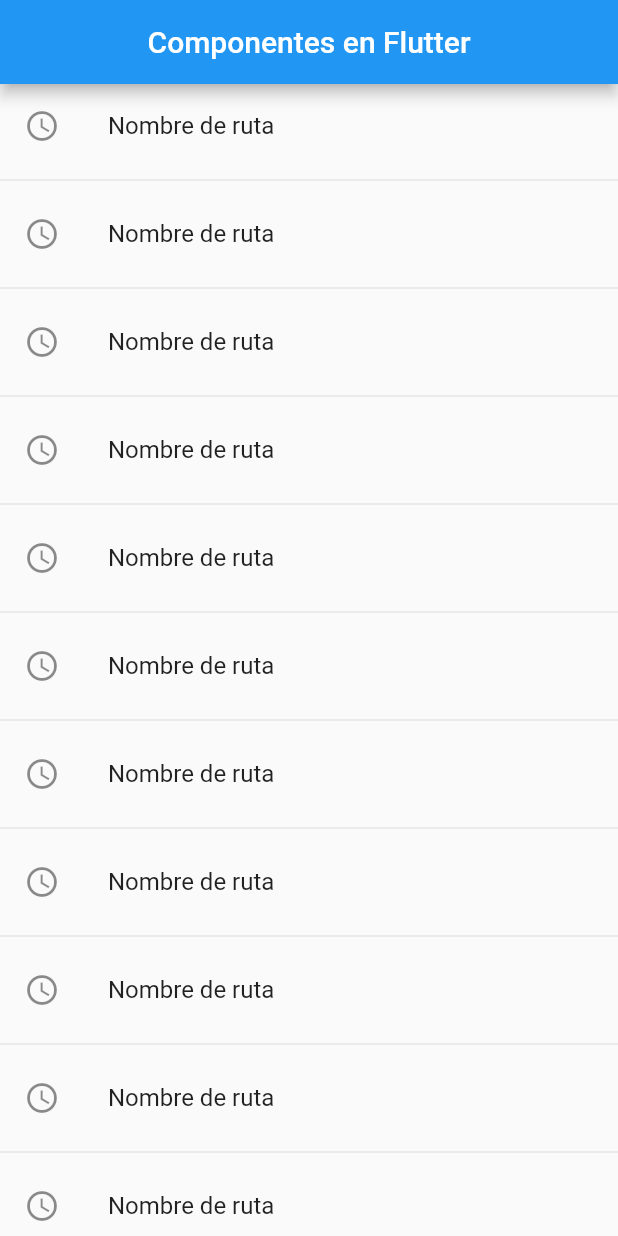
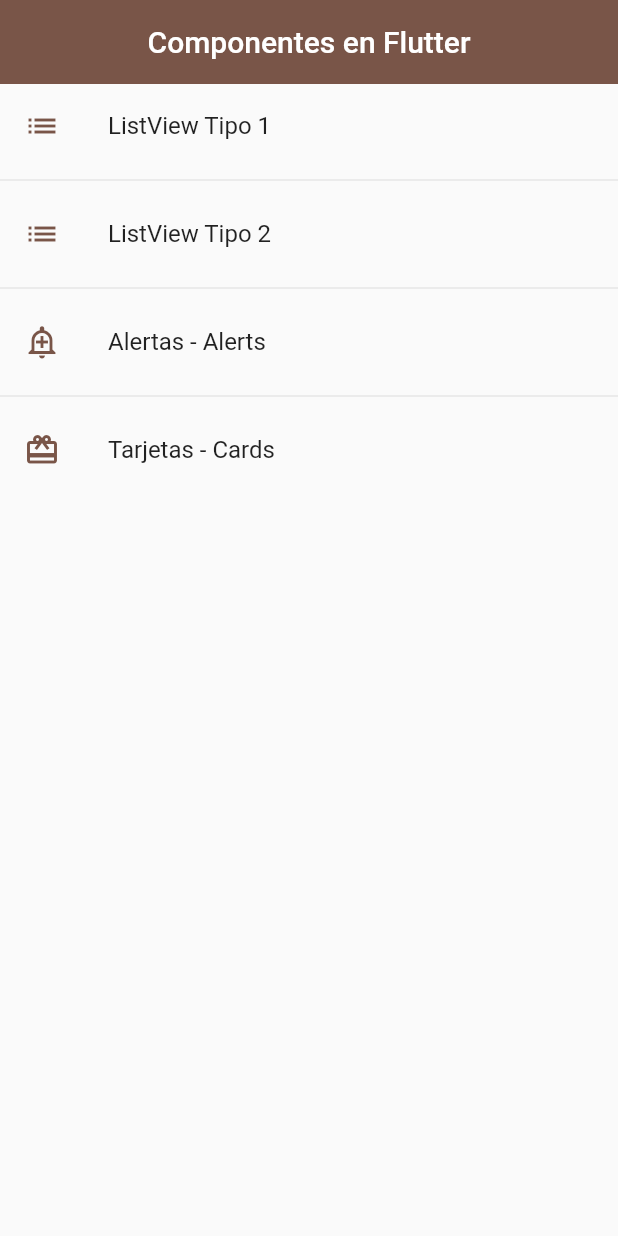
Before and after one commit to vcv8/flutter_wdg_test, a Flutter app: the screen it shows after launch, on a phone screen of 412 x 824 dp. Run offline on Flutter 3.47's test engine with Material 2 defaults, Android fonts, the light colour scheme and no system bars.

Commit message:
homescreen with dynamic menu and dynamic routing to each screen

```diff
--- a/lib/main.dart
+++ b/lib/main.dart
@@ -1,5 +1,6 @@
 import 'package:flutter/material.dart';
-import 'package:flutter_wdg_test/screens/screens.dart';
+import 'package:flutter_wdg_test/router/app_routes.dart';
+import 'package:flutter_wdg_test/themes/app_theme.dart';
 
 void main() => runApp(const MyApp());
 
@@ -11,20 +12,10 @@
     return MaterialApp(
       debugShowCheckedModeBanner: false,
       title: 'Material App',
-      // home: Page1(),
-      initialRoute: 'home',
-      routes: {
-        'home': (BuildContext context) => const HomeScreen(),
-        'listview1': (BuildContext context) => const Listview1Screen(),
-        'listview2': (BuildContext context) => const Listview2Screen(),
-        'alert': (BuildContext context) => const AlertScreen(),
-        'card': (BuildContext context) => const CardScreen(),
-      },
-      onGenerateRoute: (settings) {
-        return MaterialPageRoute(
-          builder: (context) => const AlertScreen(),
-        );
-      },
+      initialRoute: AppRoutes.initialRoute,
+      routes: AppRoutes.getAppRoutes(),
+      onGenerateRoute: AppRoutes.onGenerateRoute,
+      theme: AppTheme.lightTheme,
     );
   }
 }
--- /dev/null
+++ b/lib/models/menu_option.dart
@@ -0,0 +1,15 @@
+import 'package:flutter/material.dart' show IconData, Widget;
+
+class MenuOption {
+  final String route;
+  final IconData icon;
+  final String name;
+  final Widget screen;
+
+  MenuOption({
+    required this.route,
+    required this.icon,
+    required this.name,
+    required this.screen,
+  });
+}
--- /dev/null
+++ b/lib/router/app_routes.dart
@@ -0,0 +1,52 @@
+import 'package:flutter/material.dart';
+import 'package:flutter_wdg_test/models/menu_option.dart';
+import 'package:flutter_wdg_test/screens/screens.dart';
+
+class AppRoutes {
+  static const initialRoute = 'home';
+  static const initialScreen = HomeScreen();
+  static final menuOptions = <MenuOption>[
+    MenuOption(
+      route: 'listview1',
+      icon: Icons.list,
+      name: 'ListView Tipo 1',
+      screen: const Listview1Screen(),
+    ),
+    MenuOption(
+      route: 'listview2',
+      icon: Icons.list,
+      name: 'ListView Tipo 2',
+      screen: const Listview2Screen(),
+    ),
+    MenuOption(
+      route: 'alert',
+      icon: Icons.add_alert_outlined,
+      name: 'Alertas - Alerts',
+      screen: const AlertScreen(),
+    ),
+    MenuOption(
+      route: 'card',
+      icon: Icons.card_giftcard,
+      name: 'Tarjetas - Cards',
+      screen: const CardScreen(),
+    ),
+  ];
+
+  static Map<String, Widget Function(BuildContext)> getAppRoutes() {
+    Map<String, Widget Function(BuildContext)> appRoutes = {
+      initialRoute: (BuildContext context) => initialScreen,
+    };
+
+    for (final MenuOption option in menuOptions) {
+      appRoutes.addAll({option.route: (BuildContext context) => option.screen});
+    }
+
+    return appRoutes;
+  }
+
+  static Route<dynamic> onGenerateRoute(RouteSettings settings) {
+    return MaterialPageRoute(
+      builder: (context) => const AlertScreen(),
+    );
+  }
+}
--- a/lib/screens/home_screen.dart
+++ b/lib/screens/home_screen.dart
@@ -1,21 +1,28 @@
 import 'package:flutter/material.dart';
+import 'package:flutter_wdg_test/router/app_routes.dart';
+import 'package:flutter_wdg_test/themes/app_theme.dart';
 
 class HomeScreen extends StatelessWidget {
   const HomeScreen({super.key});
 
   @override
   Widget build(BuildContext context) {
+    final options = AppRoutes.menuOptions;
+
     return Scaffold(
       appBar: AppBar(
         title: const Center(child: Text('Componentes en Flutter')),
       ),
       body: ListView.separated(
-        itemCount: 100,
+        itemCount: options.length,
         itemBuilder: (context, index) => ListTile(
-          leading: const Icon(Icons.access_time_outlined),
-          title: const Text('Nombre de ruta'),
+          leading: Icon(
+            options[index].icon,
+            color: AppTheme.primary,
+          ),
+          title: Text(options[index].name),
           onTap: () {
-            Navigator.pushNamed(context, 'listview2');
+            Navigator.pushNamed(context, options[index].route);
           },
         ),
         separatorBuilder: (_, __) => const Divider(),
--- a/lib/screens/listview2_screen.dart
+++ b/lib/screens/listview2_screen.dart
@@ -15,8 +15,6 @@
     return Scaffold(
       appBar: AppBar(
         title: const Text('ListView Tipo 2'),
-        elevation: 0,
-        backgroundColor: const Color.fromARGB(161, 167, 111, 37),
       ),
       body: ListView.separated(
         itemCount: options.length,
--- /dev/null
+++ b/lib/themes/app_theme.dart
@@ -0,0 +1,24 @@
+import 'package:flutter/material.dart';
+
+class AppTheme {
+  static const Color primary = Colors.brown;
+  static final ThemeData lightTheme = ThemeData.light().copyWith(
+    // Color primario
+    primaryColor: primary,
+    // AppBar Theme
+    appBarTheme: const AppBarTheme(
+      elevation: 0,
+      color: primary,
+    ),
+  );
+  static final ThemeData darkTheme = ThemeData.dark().copyWith(
+    // Color primario
+    primaryColor: primary,
+    // AppBar Theme
+    appBarTheme: const AppBarTheme(
+      elevation: 0,
+      color: primary,
+    ),
+    scaffoldBackgroundColor: Colors.black,
+  );
+}
```
Also changed, not shown: lib/models/models.dart (added).
